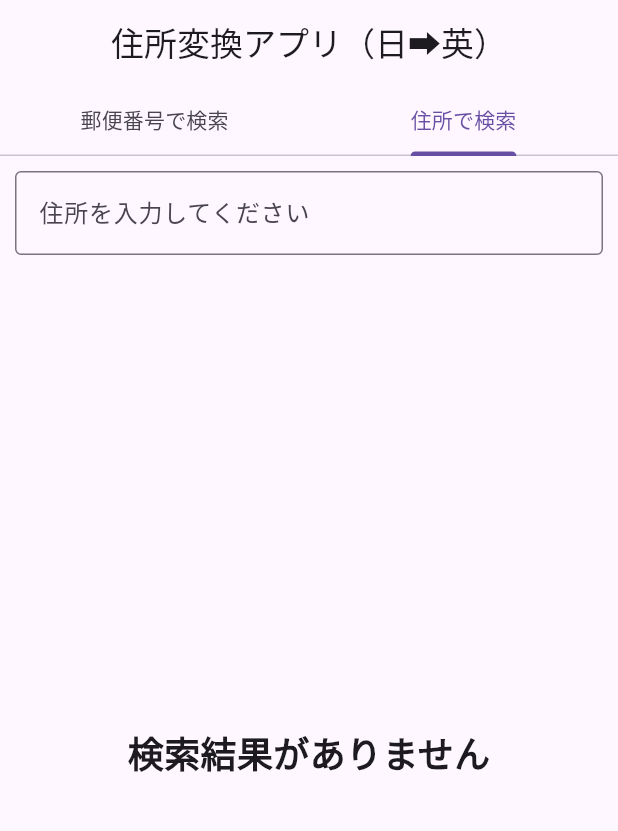
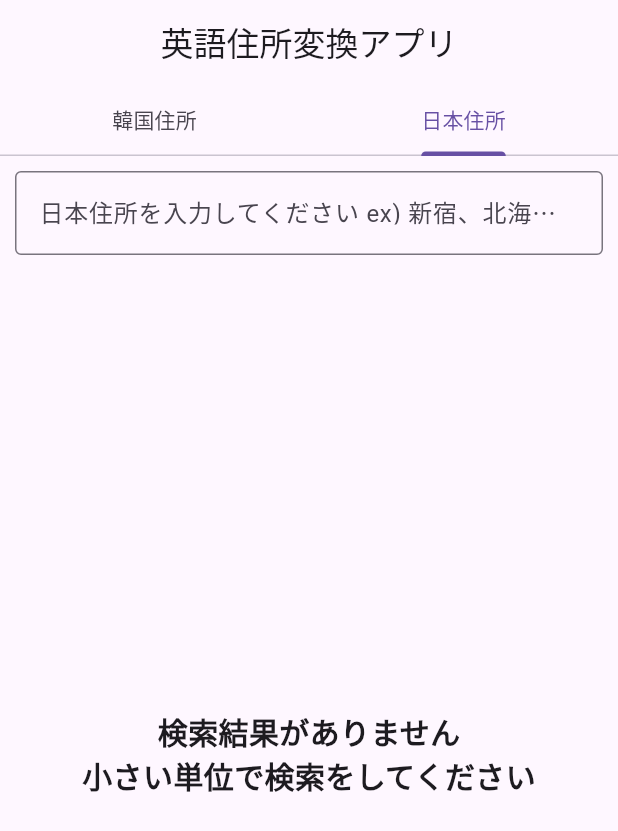
Before and after one commit to jhh78/address_converter, a Flutter app: the screen it shows after launch, tab 2 chosen, on a phone screen of 412 x 824 dp. Shown: the top 831 px of the screen. Run offline on Flutter 3.47's test engine with Material 3 defaults, Android fonts, the phone set to English and light mode, and no system bars; our stand-ins replace google_mobile_ads, sqflite; accounts and stored records are empty; generated files the repository leaves out were written again; network calls fail.

Commit message:
다국어지원 완료

```diff
--- /dev/null
+++ b/l10n.yaml
@@ -0,0 +1,3 @@
+arb-dir: lib/l10n
+template-arb-file: app_en.arb
+output-localization-file: app_localizations.dart
--- a/lib/db/jp_address.dart
+++ b/lib/db/jp_address.dart
@@ -1,13 +1,13 @@
-class JpAddress {
+class JPAddress {
   late String? zip;
-  late String? jp;
+  late String? address;
   late String? enPrefectures;
   late String? enCity;
   late String? enTown;
 
-  JpAddress({
+  JPAddress({
     this.zip,
-    this.jp,
+    this.address,
     this.enPrefectures,
     this.enCity,
     this.enTown,
@@ -16,16 +16,16 @@ class JpAddress {
   Map<String, dynamic> toMap() {
     return {
       'zip': zip,
-      'jp': jp,
+      'address': address,
       'enPrefectures': enPrefectures,
       'enCity': enCity,
       'enTown': enTown,
     };
   }
 
-  JpAddress.fromJson(Map<dynamic, dynamic> json) {
+  JPAddress.fromJson(Map<dynamic, dynamic> json) {
     zip = json['zip'];
-    jp = json['jp'];
+    address = json['address'];
     enPrefectures = json['enPrefectures'];
     enCity = json['enCity'];
     enTown = json['enTown'];
--- /dev/null
+++ b/lib/db/kr_address.dart
@@ -0,0 +1,36 @@
+class KRAddress {
+  late String? zip;
+  late String? address;
+  late String? enPrefectures;
+  late String? enCity;
+  late String? enTown;
+  late String? enStreet;
+
+  KRAddress(
+      {this.zip,
+      this.address,
+      this.enPrefectures,
+      this.enCity,
+      this.enTown,
+      this.enStreet});
+
+  Map<String, dynamic> toMap() {
+    return {
+      'zip': zip,
+      'address': address,
+      'enPrefectures': enPrefectures,
+      'enCity': enCity,
+      'enTown': enTown,
+      'enStreet': enStreet
+    };
+  }
+
+  KRAddress.fromJson(Map<dynamic, dynamic> json) {
+    zip = json['zip'];
+    address = json['address'];
+    enPrefectures = json['enPrefectures'];
+    enCity = json['enCity'];
+    enTown = json['enTown'];
+    enStreet = json['enStreet'];
+  }
+}
--- /dev/null
+++ b/lib/l10n/app_ja.arb
@@ -0,0 +1,18 @@
+{
+  "@@locale":"ja",
+  "appTitle":"英語住所変換アプリ",
+  "tab1Title":"韓国住所",
+  "tab2Title":"日本住所",
+  "jpSearchHint":"日本住所を入力してください ex) 新宿、北海道札幌市",
+  "krSearchHint":"ハングル住所を入力してください ex) 동두천길, 대학로14길",
+  "addressDialogTitle":"変換された住所",
+  "addressDialogClose":"閉じる",
+  "addressDialogHintDescriptionA":"マンション名",
+  "addressDialogHintDescriptionB":"番地",
+  "addressDialogHintDescriptionC":"※マンション名は確認の上、記入してください",
+  "addressDialogHintDescriptionD":"※部屋番号は確認の上、記入してください",
+  "addressDialogHintDescriptionE":"※番地は確認の上、記入してください",
+  "noSearchResult1":"検索結果がありません",
+  "noSearchResult2":"小さい単位で検索をしてください",
+  "countryName": "Japan"
+}
--- a/lib/models/app_config.dart
+++ b/lib/models/app_config.dart
@@ -2,7 +2,7 @@ import 'package:flutter/foundation.dart';
 
 class AppConfig {
   // 앱 설정 관련
-  static String get dbFileName => '202312311430.db';
+  static String get dbFileName => '202312311715.db';
   static String bannerAdUnitId() {
     if (kReleaseMode) {
       return 'ca-app-pub-9674517651101637/8947720026';
@@ -10,28 +10,4 @@ class AppConfig {
 
     return 'ca-app-pub-3940256099942544/6300978111';
   }
-
-  // 앱 타이틀
-  static String get appTitle => '住所変換アプリ（日➡英）';
-  static String get countryName => 'Japan';
-
-  // 우편번호로 검색 화면
-  static String get zipCodeSearchTitle => '郵便番号で検索';
-  static String get zipCodeSearchHint => '郵便番号をハイフンなしで入力してください';
-
-  // 주소로 검색 화면
-  static String get addressSearchTitle => '住所で検索';
-  static String get addressSearchHint => '住所を入力してください';
-
-  // 주소 검색 결과 없음
-  static String get noSearchResult => '検索結果がありません';
-
-  // 변환된 주소 확인 모달
-  static String get addressDialogTitle => '変換された住所';
-  static String get addressDialogClose => '閉じる';
-  static String get addressDialogHintDescriptionA => 'マンション名 部屋番号';
-  static String get addressDialogHintDescriptionB => '番地';
-  static String get addressDialogHintDescriptionC => '※マンション名は確認の上、記入してください';
-  static String get addressDialogHintDescriptionD => '※部屋番号は確認の上、記入してください';
-  static String get addressDialogHintDescriptionE => '※番地は確認の上、記入してください';
 }
--- a/lib/parts/search_result.dart
+++ b/lib/parts/search_result.dart
@@ -1,19 +1,24 @@
 import 'package:flutter/material.dart';
 import 'package:flutter_core/db/jp_address.dart';
-import 'package:flutter_core/models/app_config.dart';
+import 'package:flutter_gen/gen_l10n/app_localizations.dart';
 
 class SearchResult extends StatefulWidget {
-  final List<JpAddress> addressList;
+  final List<dynamic> addressInfo;
+  final String lang;
 
-  const SearchResult({super.key, required this.addressList});
+  const SearchResult({Key? key, required this.addressInfo, required this.lang})
+      : super(key: key);
 
   @override
   State<SearchResult> createState() => _SearchResultState();
 }
 
 class _SearchResultState extends State<SearchResult> {
+  final String koreaName = "Republic of Korea";
+  final String japanName = "Japan";
+
   // 주소양식 : マンションの名前, 部屋番号, 番地, 市町村, 都道府県, 郵便番号, 国名
-  void _showDialog(BuildContext context, JpAddress addressInfo) {
+  void _showDialog(BuildContext context, dynamic addressInfo) {
     final String zipcode =
         '${addressInfo.zip!.substring(0, 3)}-${addressInfo.zip!.substring(3)}';
 
@@ -23,27 +28,34 @@ class _SearchResultState extends State<SearchResult> {
         crossAxisAlignment: CrossAxisAlignment.start,
         children: [
           Text(
-            AppConfig.addressDialogHintDescriptionA,
+            AppLocalizations.of(context)!.addressDialogHintDescriptionA,
             style: const TextStyle(fontSize: 18, color: Colors.blueAccent),
           ),
           Text(
-            AppConfig.addressDialogHintDescriptionB,
+            AppLocalizations.of(context)!.addressDialogHintDescriptionB,
             style: const TextStyle(fontSize: 18, color: Colors.blueAccent),
           ),
-          Text(addressInfo.enTown.toString(),
-              style: const TextStyle(fontSize: 18)),
+          if (widget.lang == 'ko')
+            Text(
+              addressInfo.enStreet.toString(),
+              style: const TextStyle(fontSize: 18),
+            ),
+          if (addressInfo.enTown.toString().isNotEmpty)
+            Text(addressInfo.enTown.toString(),
+                style: const TextStyle(fontSize: 18)),
           Text(addressInfo.enCity.toString(),
               style: const TextStyle(fontSize: 18)),
           Text(addressInfo.enPrefectures.toString(),
               style: const TextStyle(fontSize: 18)),
           Text(zipcode, style: const TextStyle(fontSize: 18)),
-          Text(AppConfig.countryName, style: const TextStyle(fontSize: 18)),
+          Text(widget.lang == 'ko' ? koreaName : japanName,
+              style: const TextStyle(fontSize: 18)),
           const SizedBox(height: 15),
-          Text(AppConfig.addressDialogHintDescriptionC,
+          Text(AppLocalizations.of(context)!.addressDialogHintDescriptionC,
               style: const TextStyle(fontSize: 12, color: Colors.redAccent)),
-          Text(AppConfig.addressDialogHintDescriptionD,
+          Text(AppLocalizations.of(context)!.addressDialogHintDescriptionD,
               style: const TextStyle(fontSize: 12, color: Colors.redAccent)),
-          Text(AppConfig.addressDialogHintDescriptionE,
+          Text(AppLocalizations.of(context)!.addressDialogHintDescriptionE,
               style: const TextStyle(fontSize: 12, color: Colors.redAccent)),
         ],
       ),
@@ -52,7 +64,7 @@ class _SearchResultState extends State<SearchResult> {
           onPressed: () {
             Navigator.pop(context);
           },
-          child: Text(AppConfig.addressDialogClose),
+          child: Text(AppLocalizations.of(context)!.addressDialogClose),
         ),
       ],
     );
@@ -67,25 +79,38 @@ class _SearchResultState extends State<SearchResult> {
 
   @override
   Widget build(BuildContext context) {
-    if (widget.addressList.isEmpty) {
+    if (widget.addressInfo.isEmpty) {
       return Center(
-        child: Text(
-          AppConfig.noSearchResult,
-          style: const TextStyle(
-            fontSize: 24,
-            fontWeight: FontWeight.bold,
+        child: Center(
+          child: Column(
+            mainAxisAlignment: MainAxisAlignment.center,
+            children: [
+              Text(
+                AppLocalizations.of(context)!.noSearchResult1,
+                style: const TextStyle(
+                  fontSize: 20,
+                  fontWeight: FontWeight.bold,
+                ),
+              ),
+              Text(
+                AppLocalizations.of(context)!.noSearchResult2,
+                style: const TextStyle(
+                  fontSize: 20,
+                  fontWeight: FontWeight.bold,
+                ),
+              ),
+            ],
           ),
         ),
       );
     }
 
     return ListView.separated(
-      itemCount: widget.addressList.length,
+      itemCount: widget.addressInfo.length,
       itemBuilder: (context, builder) {
-        JpAddress addressInfo = widget.addressList[builder];
-
+        dynamic addressInfo = widget.addressInfo[builder];
         return ListTile(
-          title: Text(addressInfo.jp ?? 'na'),
+          title: Text(addressInfo.address ?? 'na'),
           onTap: () => _showDialog(context, addressInfo),
         );
       },
--- a/lib/screens/home.dart
+++ b/lib/screens/home.dart
@@ -1,8 +1,9 @@
 import 'package:flutter/material.dart';
 import 'package:flutter_core/models/app_config.dart';
-import 'package:flutter_core/screens/search_word.dart';
-import 'package:flutter_core/screens/search_zip.dart';
+import 'package:flutter_core/screens/jp_search.dart';
+import 'package:flutter_core/screens/kr_search.dart';
 import 'package:google_mobile_ads/google_mobile_ads.dart';
+import 'package:flutter_gen/gen_l10n/app_localizations.dart';
 
 class HomeScreen extends StatefulWidget {
   const HomeScreen({Key? key}) : super(key: key);
@@ -58,15 +59,15 @@ class _HomeScreenState extends State<HomeScreen> with TickerProviderStateMixin {
     return SafeArea(
       child: Scaffold(
         appBar: AppBar(
-          title: Text(AppConfig.appTitle),
+          title: Text(AppLocalizations.of(context)!.appTitle),
           bottom: TabBar(
             controller: _tabController,
             tabs: [
               Tab(
-                text: AppConfig.zipCodeSearchTitle,
+                text: AppLocalizations.of(context)!.tab1Title,
               ),
               Tab(
-                text: AppConfig.addressSearchTitle,
+                text: AppLocalizations.of(context)!.tab2Title,
               ),
             ],
           ),
@@ -74,7 +75,7 @@ class _HomeScreenState extends State<HomeScreen> with TickerProviderStateMixin {
         ),
         body: TabBarView(
           controller: _tabController,
-          children: const [SearchZip(), SearchWord()],
+          children: const [KRSearch(), JPSearch()],
         ),
         bottomNavigationBar: _isAdLoaded
             ? SizedBox(
--- /dev/null
+++ b/lib/screens/jp_search.dart
@@ -0,0 +1,54 @@
+import 'package:flutter/material.dart';
+import 'package:flutter_core/db/jp_address.dart';
+import 'package:flutter_core/models/search.dart';
+import 'package:flutter_core/parts/search_result.dart';
+import 'package:flutter_gen/gen_l10n/app_localizations.dart';
+
+class JPSearch extends StatefulWidget {
+  const JPSearch({super.key});
+
+  @override
+  JPSearchState createState() => JPSearchState();
+}
+
+class JPSearchState extends State<JPSearch> {
+  List<JPAddress> addressList = [];
+  SearchModel searchModel = SearchModel();
+
+  @override
+  Widget build(BuildContext context) {
+    return Column(
+      children: [
+        Container(
+          padding: const EdgeInsets.all(10),
+          child: TextField(
+            decoration: InputDecoration(
+              alignLabelWithHint: true,
+              border: const OutlineInputBorder(),
+              labelText: AppLocalizations.of(context)!.jpSearchHint,
+            ),
+            onSubmitted: (String searchWord) {
+              debugPrint(
+                  '???????????????????????????????????????? $searchWord');
+              searchModel.initDb().then((_) {
+                searchModel.searchJapanAddress(searchWord).then((value) {
+                  debugPrint('???????????????????????????????????????? $value');
+                  setState(() {
+                    addressList = value;
+                  });
+                });
+              });
+            },
+            textInputAction: TextInputAction.search,
+          ),
+        ),
+        Expanded(
+          child: SearchResult(
+            addressInfo: addressList,
+            lang: 'ja',
+          ),
+        )
+      ],
+    );
+  }
+}
--- a/lib/screens/search_word.dart
+++ /dev/null
@@ -1,51 +0,0 @@
-import 'package:flutter/material.dart';
-import 'package:flutter_core/db/jp_address.dart';
-import 'package:flutter_core/models/app_config.dart';
-import 'package:flutter_core/models/ja_search.dart';
-import 'package:flutter_core/parts/search_result.dart';
-
-class SearchWord extends StatefulWidget {
-  const SearchWord({super.key});
-
-  @override
-  SearchWordState createState() => SearchWordState();
-}
-
-class SearchWordState extends State<SearchWord> {
-  List<JpAddress> addressList = [];
-  JaSearchModel jaModel = JaSearchModel();
-
-  @override
-  Widget build(BuildContext context) {
-    return Column(
-      children: [
-        Container(
-          padding: const EdgeInsets.all(10),
-          child: TextField(
-            decoration: InputDecoration(
-              alignLabelWithHint: true,
-              border: const OutlineInputBorder(),
-              labelText: AppConfig.addressSearchHint,
-            ),
-            onSubmitted: (String searchWord) {
-              debugPrint(
-                  '???????????????????????????????????????? $searchWord');
-              jaModel.initDb().then((_) {
-                jaModel.searchFromUserInput(searchWord).then((value) {
-                  debugPrint('???????????????????????????????????????? $value');
-                  setState(() {
-                    addressList = value;
-                  });
-                });
-              });
-            },
-            textInputAction: TextInputAction.search,
-          ),
-        ),
-        Expanded(
-          child: SearchResult(addressList: addressList),
-        )
-      ],
-    );
-  }
-}
--- a/pubspec.yaml
+++ b/pubspec.yaml
@@ -38,6 +38,8 @@ dependencies:
     google_mobile_ads: ^4.0.0
     sqflite: ^2.3.0
     path: ^1.8.3
+    flutter_localizations:
+        sdk: flutter
     intl: any
 
 dev_dependencies:
@@ -60,6 +62,7 @@ flutter:
     # included with your application, so that you can use the icons in
     # the material Icons class.
     uses-material-design: true
+    generate: true
 
     # To add assets to your application, add an assets section, like this:
     # assets:
@@ -68,7 +71,7 @@ flutter:
 
     assets:
         - assets/images/
-        - assets/202312311430.db
+        - assets/202312311715.db
     #    - assets/icons/
     #    - assets/fonts/
     # An image asset can refer to one or more resolution-specific "variants", see
```
Also changed, not shown: lib/l10n/app_en.arb (added, +18 -0 lines), lib/l10n/app_ko.arb (added, +18 -0 lines), lib/main.dart (+14 -1 lines), lib/models/ja_search.dart (deleted, +0 -51 lines), lib/models/search.dart (added, +55 -0 lines), lib/screens/kr_search.dart (added, +54 -0 lines), lib/screens/search_zip.dart (deleted, +0 -54 lines), pubspec.lock, 1 other file.
